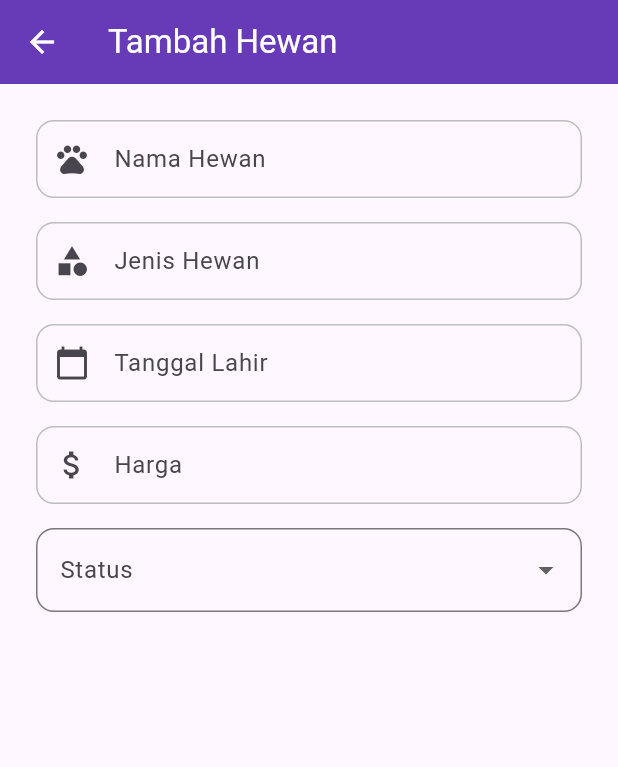
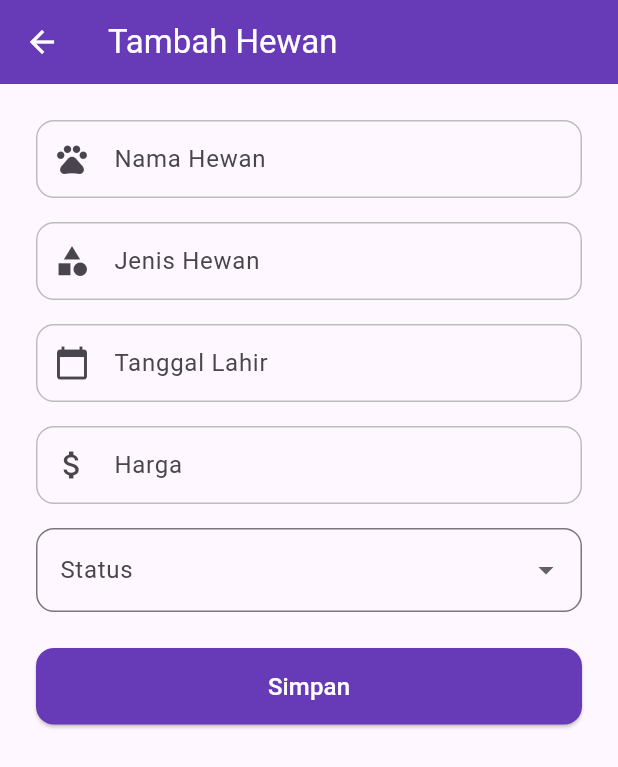
Before and after one commit to thekill022/RestAPI_0174, a Flutter app: the AddHewanPage screen opened directly, on a phone screen of 412 x 824 dp. Shown: the top 767 px of the screen. Run offline on Flutter 3.47's test engine with Material 3 defaults, Android fonts, the phone set to English and light mode, and no system bars; our stand-ins replace equatable, flutter_bloc, flutter_secure_storage; accounts and stored records are empty.

Commit message:
menambahkan tombol simpan pada add hewan page

```diff
--- a/lib/ui/pages/add_hewan_page.dart
+++ b/lib/ui/pages/add_hewan_page.dart
@@ -25,6 +25,12 @@ class _AddHewanPageState extends State<AddHewanPage> {
     super.dispose();
   }
 
+  void _onSimpan() {
+    if (_formKey.currentState!.validate()) {
+      // simpan data
+    }
+  }
+
   @override
   Widget build(BuildContext context) {
     return Scaffold(
@@ -38,6 +44,7 @@ class _AddHewanPageState extends State<AddHewanPage> {
         child: SingleChildScrollView(
           padding: const EdgeInsets.all(24),
           child: Column(
+            crossAxisAlignment: CrossAxisAlignment.stretch,
             children: [
               CustomTextField(
                 controller: _namaController,
@@ -79,6 +86,16 @@ class _AddHewanPageState extends State<AddHewanPage> {
                     .toList(),
                 onChanged: (val) => setState(() => _status = val),
               ),
+              const SizedBox(height: 24),
+              ElevatedButton(
+                onPressed: _onSimpan,
+                style: ElevatedButton.styleFrom(
+                  padding: const EdgeInsets.symmetric(vertical: 14),
+                  shape: RoundedRectangleBorder(borderRadius: BorderRadius.circular(12)),
+                  backgroundColor: Colors.deepPurple,
+                ),
+                child: const Text('Simpan', style: TextStyle(fontSize: 16, color: Colors.white)),
+              ),
             ],
           ),
         ),
```
